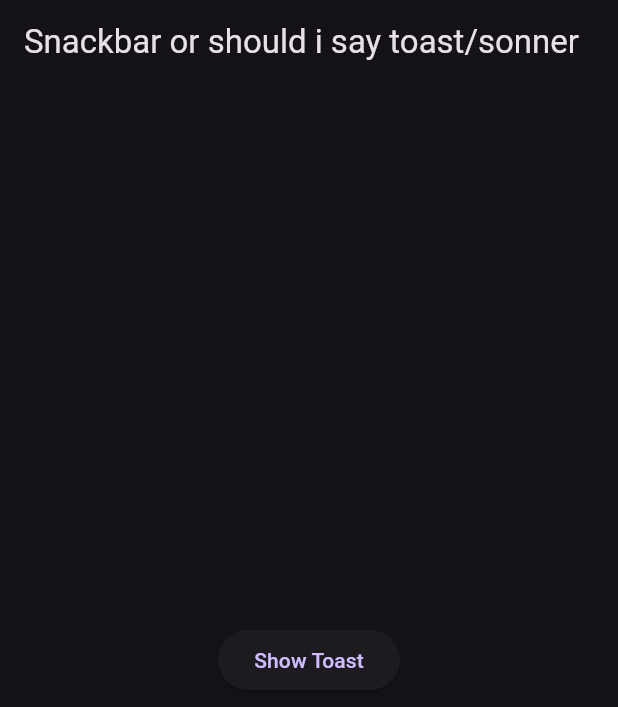
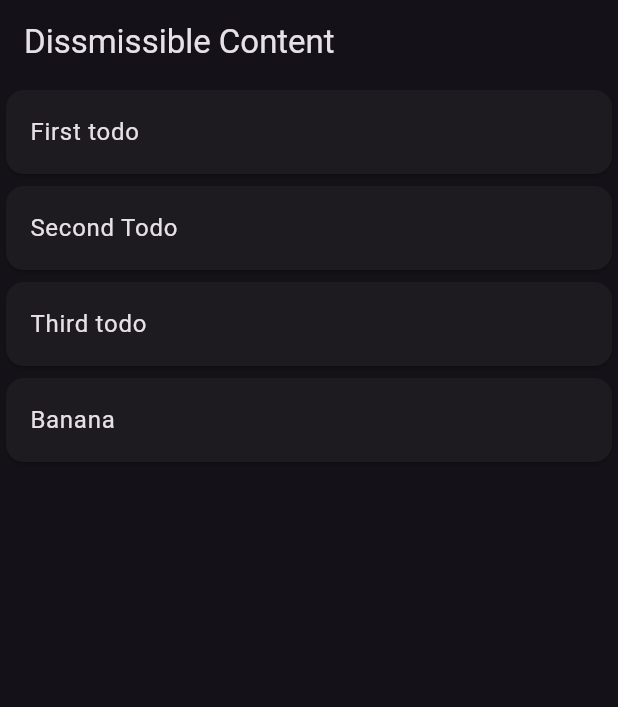
Before and after one commit to Aditya-Rawat01/7-days-of-flutter, a Flutter app: the screen it shows after launch, on a phone screen of 412 x 824 dp. Shown: the top 707 px of the screen. Run offline on Flutter 3.47's test engine with Material 3 defaults, Android fonts, the light colour scheme and no system bars.

Commit message:
dismissible widget

```diff
--- a/lib/main.dart
+++ b/lib/main.dart
@@ -3,6 +3,7 @@
 
 import 'package:flutter/material.dart';
 import 'package:second_flutter_project/widgets/container_widget.dart';
+import 'package:second_flutter_project/widgets/dismissible_widget.dart';
 import 'package:second_flutter_project/widgets/listGrid_widget.dart';
 import 'package:second_flutter_project/widgets/row_col_widget.dart';
 import 'package:second_flutter_project/widgets/snackbar_widget.dart';
@@ -21,7 +22,7 @@ class MyApp extends StatelessWidget {
         brightness: Brightness.dark,
         primaryColor: Colors.deepOrange
       ),
-      home: SnackbarWidget()
+      home: DismissibleWidget()
     );
   }
 }
--- /dev/null
+++ b/lib/widgets/dismissible_widget.dart
@@ -0,0 +1,45 @@
+import 'package:flutter/material.dart';
+
+class DismissibleWidget extends StatefulWidget {
+  const DismissibleWidget({super.key});
+  @override
+  State<DismissibleWidget> createState() => _listState();
+}
+class _listState extends State<DismissibleWidget> {
+    List<String> todo = ["First todo", "Second Todo", "Third todo", "Banana"];
+  @override
+  Widget build(BuildContext context) {
+    return Scaffold(
+      appBar: AppBar(
+        title: Text("Dissmissible Content"),
+      ),
+        body: ListView.builder(
+          itemCount: todo.length,
+          itemBuilder: (context, index) {
+            return Dismissible(
+              key: UniqueKey(),
+            onDismissed: (direction) {
+              setState(() {
+                todo.removeAt(index);
+              });
+              if (direction==DismissDirection.startToEnd) {
+                ScaffoldMessenger.of(context).showSnackBar(SnackBar(content: Text("Good", style: TextStyle(color: Colors.white),), backgroundColor: Colors.green));
+              } else {
+                ScaffoldMessenger.of(context).showSnackBar(SnackBar(content: Text("Bad", style: TextStyle(color: Colors.black)), backgroundColor: Colors.red));
+              }
+            },
+              background: Container(
+                color: Colors.green,
+              ),
+              secondaryBackground: Container(
+                color: Colors.red
+              ),
+            child: Card(
+              child: ListTile(
+                title: Text(todo[index]))),
+          );
+          } ,
+        )
+    );
+  }
+}
```
